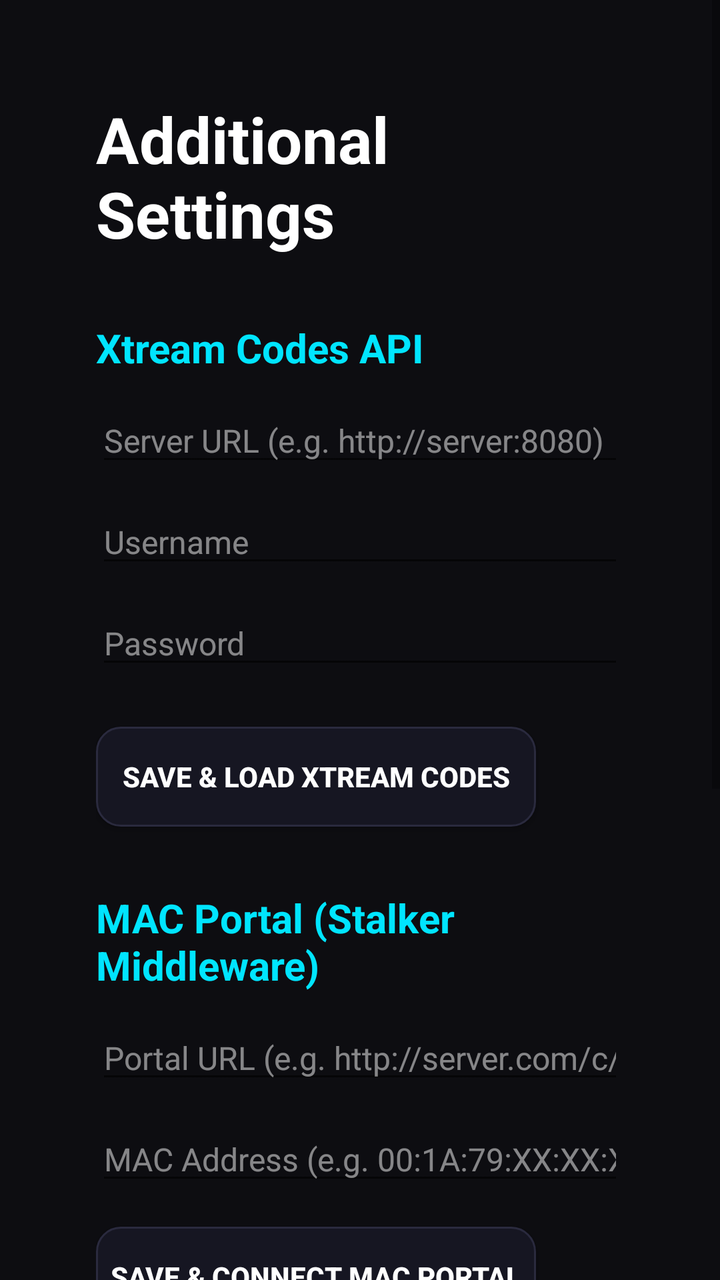
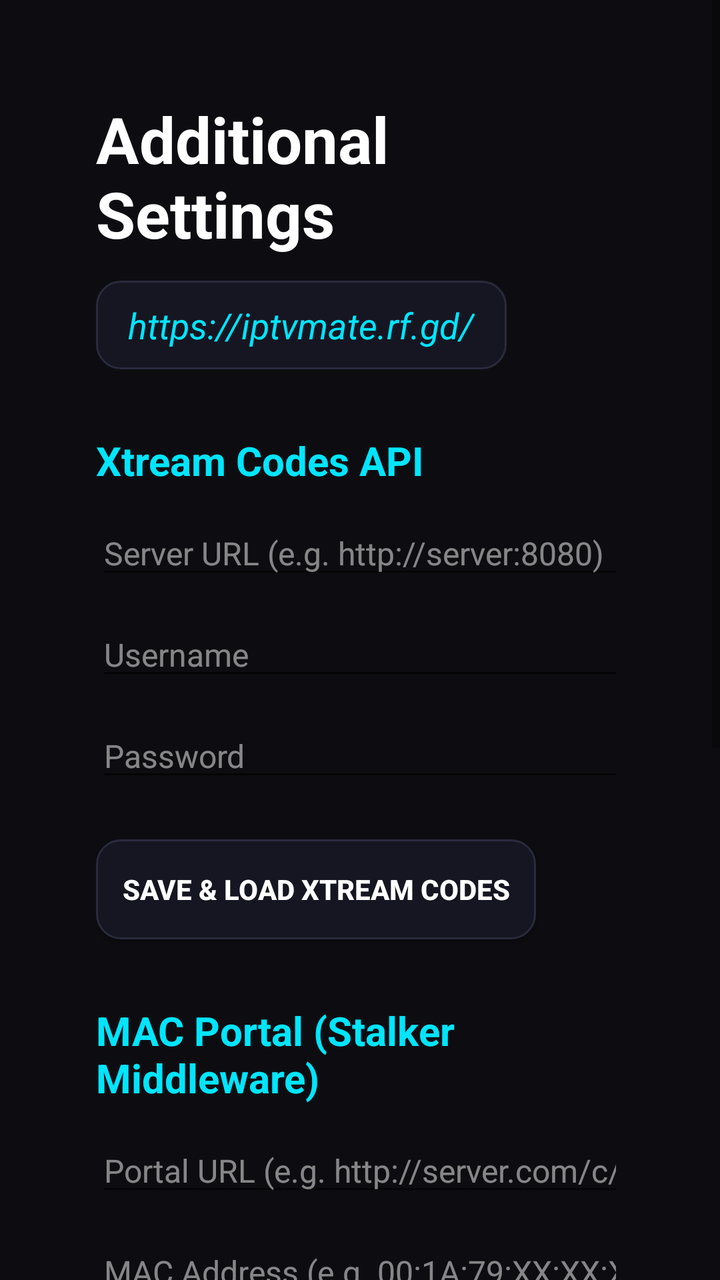

Before-and-after screenshots of an Android layout around one commit, followed by the original layout XML and the change that was made.
<!-- AndroidManifest.xml: application theme Theme.IPTVMate -->
<!-- res/layout/activity_additional_settings.xml -->
<?xml version="1.0" encoding="utf-8"?>
<ScrollView xmlns:android="http://schemas.android.com/apk/res/android"
    android:layout_width="match_parent"
    android:layout_height="match_parent"
    android:background="@color/cinema_background"
    android:fillViewport="true">

    <LinearLayout
        android:layout_width="match_parent"
        android:layout_height="wrap_content"
        android:orientation="vertical"
        android:padding="48dp">

        <TextView
            android:layout_width="wrap_content"
            android:layout_height="wrap_content"
            android:layout_marginBottom="32dp"
            android:text="@string/additional_settings_title"
            android:textColor="@color/cinema_text_primary"
            android:textSize="32sp"
            android:textStyle="bold" />

        <TextView
            android:layout_width="wrap_content"
            android:layout_height="wrap_content"
            android:layout_marginBottom="12dp"
            android:text="@string/xtream_section_title"
            android:textColor="@color/cinema_primary"
            android:textSize="20sp"
            android:textStyle="bold" />

        <EditText
            android:id="@+id/etXtreamServer"
            android:layout_width="match_parent"
            android:layout_height="wrap_content"
            android:layout_marginBottom="12dp"
            android:autofillHints="uri"
            android:hint="@string/xtream_server_hint"
            android:inputType="textUri"
            android:maxLines="1"
            android:textColor="@color/cinema_text_primary"
            android:textColorHint="#80FFFFFF"
            android:textSize="16sp" />

        <EditText
            android:id="@+id/etXtreamUsername"
            android:layout_width="match_parent"
            android:layout_height="wrap_content"
            android:layout_marginBottom="12dp"
            android:autofillHints="username"
            android:hint="@string/xtream_username_hint"
            android:inputType="text"
            android:maxLines="1"
            android:textColor="@color/cinema_text_primary"
            android:textColorHint="#80FFFFFF"
            android:textSize="16sp" />

        <EditText
            android:id="@+id/etXtreamPassword"
            android:layout_width="match_parent"
            android:layout_height="wrap_content"
            android:layout_marginBottom="24dp"
            android:autofillHints="password"
            android:hint="@string/xtream_password_hint"
            android:inputType="textPassword"
            android:maxLines="1"
            android:textColor="@color/cinema_text_primary"
            android:textColorHint="#80FFFFFF"
            android:textSize="16sp" />

        <Button
            android:id="@+id/btnSaveXtream"
            android:layout_width="220dp"
            android:layout_height="50dp"
            android:layout_marginBottom="32dp"
            android:background="@drawable/tv_focusable_background"
            android:focusable="true"
            android:focusableInTouchMode="true"
            android:gravity="center"
            android:text="@string/xtream_connect_button"
            android:textColor="@color/cinema_text_primary"
            android:textSize="14sp"
            android:textStyle="bold" />

        <TextView
            android:layout_width="wrap_content"
            android:layout_height="wrap_content"
            android:layout_marginBottom="12dp"
            android:text="@string/mac_portal_section_title"
            android:textColor="@color/cinema_primary"
            android:textSize="20sp"
            android:textStyle="bold" />

        <EditText
            android:id="@+id/etMacPortalUrl"
            android:layout_width="match_parent"
            android:layout_height="wrap_content"
            android:layout_marginBottom="12dp"
            android:autofillHints="uri"
            android:hint="@string/mac_portal_url_hint"
            android:inputType="textUri"
            android:maxLines="1"
            android:textColor="@color/cinema_text_primary"
            android:textColorHint="#80FFFFFF"
            android:textSize="16sp" />

        <EditText
            android:id="@+id/etMacAddress"
            android:layout_width="match_parent"
            android:layout_height="wrap_content"
            android:layout_marginBottom="16dp"
            android:autofillHints="name"
            android:hint="@string/mac_address_hint"
            android:inputType="text"
            android:maxLines="1"
            android:textColor="@color/cinema_text_primary"
            android:textColorHint="#80FFFFFF"
            android:textSize="16sp" />

        <Button
            android:id="@+id/btnSaveMacPortal"
            android:layout_width="220dp"
            android:layout_height="50dp"
            android:layout_marginBottom="32dp"
            android:background="@drawable/tv_focusable_background"
            android:focusable="true"
            android:focusableInTouchMode="true"
            android:gravity="center"
            android:text="@string/mac_portal_connect_button"
            android:textColor="@color/cinema_text_primary"
            android:textSize="14sp"
            android:textStyle="bold" />

        <TextView
            android:layout_width="wrap_content"
            android:layout_height="wrap_content"
            android:layout_marginBottom="12dp"
            android:text="@string/stalker_portal_section_title"
            android:textColor="@color/cinema_primary"
            android:textSize="20sp"
            android:textStyle="bold" />

        <EditText
            android:id="@+id/etStalkerPortalUrl"
            android:layout_width="match_parent"
            android:layout_height="wrap_content"
            android:layout_marginBottom="12dp"
            android:autofillHints="uri"
            android:hint="@string/stalker_portal_url_hint"
            android:inputType="textUri"
            android:maxLines="1"
            android:textColor="@color/cinema_text_primary"
            android:textColorHint="#80FFFFFF"
            android:textSize="16sp" />

        <EditText
            android:id="@+id/etStalkerMacAddress"
            android:layout_width="match_parent"
            android:layout_height="wrap_content"
            android:layout_marginBottom="12dp"
            android:autofillHints="name"
            android:hint="@string/stalker_mac_hint"
            android:inputType="text"
            android:maxLines="1"
            android:textColor="@color/cinema_text_primary"
            android:textColorHint="#80FFFFFF"
            android:textSize="16sp" />

        <EditText
            android:id="@+id/etStalkerSerial"
            android:layout_width="match_parent"
            android:layout_height="wrap_content"
            android:layout_marginBottom="12dp"
            android:autofillHints="name"
            android:hint="@string/stalker_serial_hint"
            android:inputType="text"
            android:maxLines="1"
            android:textColor="@color/cinema_text_primary"
            android:textColorHint="#80FFFFFF"
            android:textSize="16sp" />

        <EditText
            android:id="@+id/etStalkerDeviceId"
            android:layout_width="match_parent"
            android:layout_height="wrap_content"
            android:layout_marginBottom="16dp"
            android:autofillHints="name"
            android:hint="@string/stalker_device_id_hint"
            android:inputType="text"
            android:maxLines="1"
            android:textColor="@color/cinema_text_primary"
            android:textColorHint="#80FFFFFF"
            android:textSize="16sp" />

        <Button
            android:id="@+id/btnSaveStalker"
            android:layout_width="220dp"
            android:layout_height="50dp"
            android:background="@drawable/tv_focusable_background"
            android:focusable="true"
            android:focusableInTouchMode="true"
            android:gravity="center"
            android:text="@string/stalker_connect_button"
            android:textColor="@color/cinema_text_primary"
            android:textSize="14sp"
            android:textStyle="bold" />

    </LinearLayout>
</ScrollView>
<!-- resources referenced by this layout -->
<resources>
  <color name="cinema_background">#0D0D11</color>
  <color name="cinema_primary">#00E5FF</color>
  <color name="cinema_text_primary">#FFFFFF</color>
  <!-- drawable tv_focusable_background (drawable) -->
  <?xml version="1.0" encoding="utf-8"?>
  <selector xmlns:android="http://schemas.android.com/apk/res/android">
      <item android:state_focused="true">
          <shape android:shape="rectangle">
              <solid android:color="#1F4068" />
              <corners android:radius="12dp" />
              <stroke android:width="4dp" android:color="#00FFFF" />
          </shape>
      </item>
      <item>
          <shape android:shape="rectangle">
              <solid android:color="#161622" />
              <corners android:radius="12dp" />
              <stroke android:width="1dp" android:color="#2A2A3E" />
          </shape>
      </item>
  </selector>
  <string name="additional_settings_title">Additional Settings</string>
  <string name="mac_address_hint">MAC Address (e.g. 00:1A:79:XX:XX:XX)</string>
  <string name="mac_portal_connect_button">Save &amp; Connect MAC Portal</string>
  <string name="mac_portal_section_title">MAC Portal (Stalker Middleware)</string>
  <string name="mac_portal_url_hint">Portal URL (e.g. http://server.com/c/)</string>
  <string name="stalker_connect_button">Save &amp; Connect Stalker Portal</string>
  <string name="stalker_device_id_hint">Device ID (Optional)</string>
  <string name="stalker_mac_hint">MAC Address (e.g. 00:1A:79:XX:XX:XX)</string>
  <string name="stalker_portal_section_title">Stalker Portal</string>
  <string name="stalker_portal_url_hint">Portal URL (e.g. http://server.com/c/)</string>
  <string name="stalker_serial_hint">Serial Number (Optional)</string>
  <string name="xtream_connect_button">Save &amp; Load Xtream Codes</string>
  <string name="xtream_password_hint">Password</string>
  <string name="xtream_section_title">Xtream Codes API</string>
  <string name="xtream_server_hint">Server URL (e.g. http://server:8080)</string>
  <string name="xtream_username_hint">Username</string>
  <style name="Theme.IPTVMate" parent="@style/Theme.AppCompat.DayNight.NoActionBar">
          <item name="colorPrimary">@color/cinema_primary</item>
          <item name="colorAccent">@color/cinema_secondary</item>
          <item name="android:windowBackground">@color/cinema_background</item>
          <item name="android:colorBackground">@color/cinema_background</item>
      </style>
  <color name="cinema_secondary">#7C4DFF</color>
</resources>

<!-- the commit's change to res/layout/activity_additional_settings.xml (unified diff, before → after) -->
@@ -14,11 +14,27 @@
         <TextView
             android:layout_width="wrap_content"
             android:layout_height="wrap_content"
+            android:layout_marginBottom="12dp"
+            android:text="@string/additional_settings_title"
+            android:textColor="@color/cinema_text_primary"
+            android:textSize="32sp"
+            android:textStyle="bold" />
+
+        <TextView
+            android:id="@+id/tvWebsiteLink"
+            android:layout_width="wrap_content"
+            android:layout_height="wrap_content"
             android:layout_marginBottom="32dp"
-            android:text="@string/additional_settings_title"
-            android:textColor="@color/cinema_text_primary"
-            android:textSize="32sp"
-            android:textStyle="bold" />
+            android:background="@drawable/tv_focusable_background"
+            android:clickable="true"
+            android:focusable="true"
+            android:focusableInTouchMode="true"
+            android:paddingHorizontal="16dp"
+            android:paddingVertical="10dp"
+            android:text="https://iptvmate.rf.gd/"
+            android:textColor="@color/cinema_primary"
+            android:textSize="18sp"
+            android:textStyle="italic" />
 
         <TextView
             android:layout_width="wrap_content"
